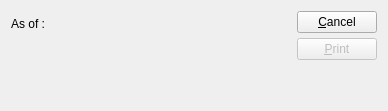
This is xtuple/trunk/guiclient/printStatementByCustomer.ui in WooodHead/xtuple as Qt 5 draws it before an edit. The edited form follows.
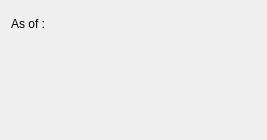
This is the edited form. Custom widgets are drawn as their Qt base class.

Commit message: issue #14285 - introduce printSinglecopyDocument class and subclass it to normalize script api; back out old 'fix' to aropencluster that broke document type handling; change dspArOpenItems to call printStatementByCustomer instead of doing the work on its own

Diff of the .ui file:
```diff
--- a/xtuple/trunk/guiclient/printStatementByCustomer.ui
+++ b/xtuple/trunk/guiclient/printStatementByCustomer.ui
@@ -8,13 +8,13 @@
 is available at www.xtuple.com/CPAL.  By using this software, you agree
 to be bound by its terms.</comment>
  <class>printStatementByCustomer</class>
- <widget class="QDialog" name="printStatementByCustomer">
+ <widget class="QWidget" name="printStatementByCustomer">
   <property name="geometry">
    <rect>
     <x>0</x>
     <y>0</y>
-    <width>388</width>
-    <height>111</height>
+    <width>267</width>
+    <height>140</height>
    </rect>
   </property>
   <property name="windowTitle">
@@ -55,81 +55,6 @@
      </item>
     </layout>
    </item>
-   <item row="0" column="1">
-    <layout class="QHBoxLayout">
-     <property name="spacing">
-      <number>0</number>
-     </property>
-     <property name="margin">
-      <number>0</number>
-     </property>
-     <item>
-      <spacer name="Spacer8">
-       <property name="orientation">
-        <enum>Qt::Horizontal</enum>
-       </property>
-       <property name="sizeType">
-        <enum>QSizePolicy::Expanding</enum>
-       </property>
-       <property name="sizeHint" stdset="0">
-        <size>
-         <width>20</width>
-         <height>20</height>
-        </size>
-       </property>
-      </spacer>
-     </item>
-     <item>
-      <layout class="QVBoxLayout">
-       <property name="spacing">
-        <number>5</number>
-       </property>
-       <property name="margin">
-        <number>0</number>
-       </property>
-       <item>
-        <widget class="QPushButton" name="_close">
-         <property name="text">
-          <string>&amp;Cancel</string>
-         </property>
-        </widget>
-       </item>
-       <item>
-        <widget class="QPushButton" name="_print">
-         <property name="enabled">
-          <bool>false</bool>
-         </property>
-         <property name="text">
-          <string>&amp;Print</string>
-         </property>
-         <property name="autoDefault">
-          <bool>true</bool>
-         </property>
-         <property name="default">
-          <bool>true</bool>
-         </property>
-        </widget>
-       </item>
-       <item>
-        <spacer name="Spacer32">
-         <property name="orientation">
-          <enum>Qt::Vertical</enum>
-         </property>
-         <property name="sizeType">
-          <enum>QSizePolicy::Expanding</enum>
-         </property>
-         <property name="sizeHint" stdset="0">
-          <size>
-           <width>20</width>
-           <height>20</height>
-          </size>
-         </property>
-        </spacer>
-       </item>
-      </layout>
-     </item>
-    </layout>
-   </item>
   </layout>
  </widget>
  <layoutdefault spacing="6" margin="11"/>
```
Left out of the diff: 37 changed lines with no effect on the pictures. The commit also changes 18 other files.
